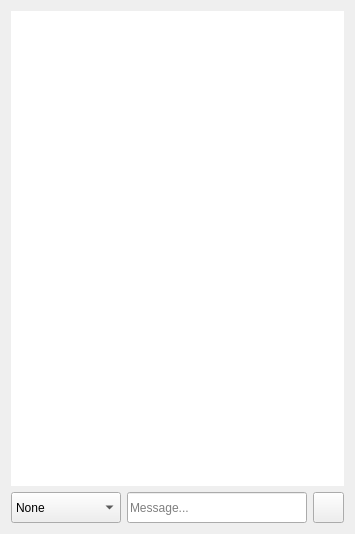
Above: pyqt5_ui/chat_widget.ui from sandhavi/Intellihack_kodelabs before the change. Below: the same form after it.
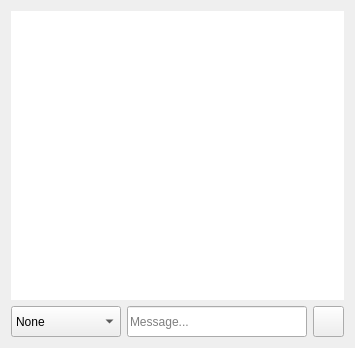
That is the form after the change. Icons and pictures are not drawn.

```diff
--- a/pyqt5_ui/chat_widget.ui
+++ b/pyqt5_ui/chat_widget.ui
@@ -7,7 +7,7 @@
     <x>0</x>
     <y>0</y>
     <width>355</width>
-    <height>534</height>
+    <height>348</height>
    </rect>
   </property>
   <property name="windowTitle">
```
Left out of the diff: 4 changed lines with no effect on the pictures.
